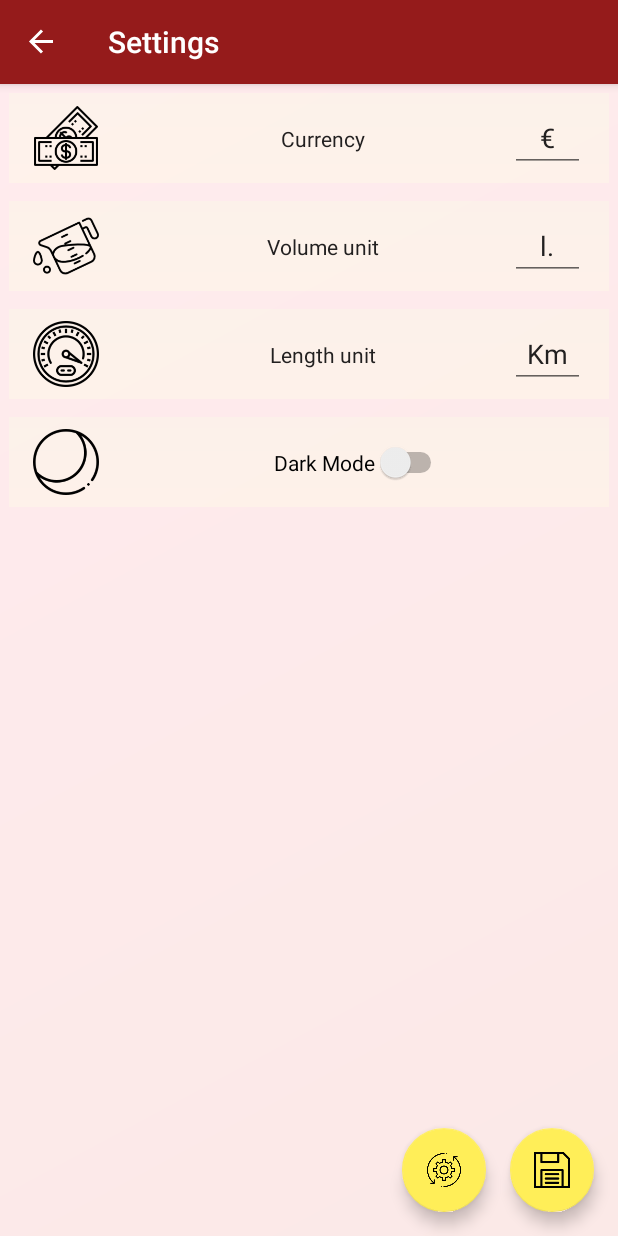
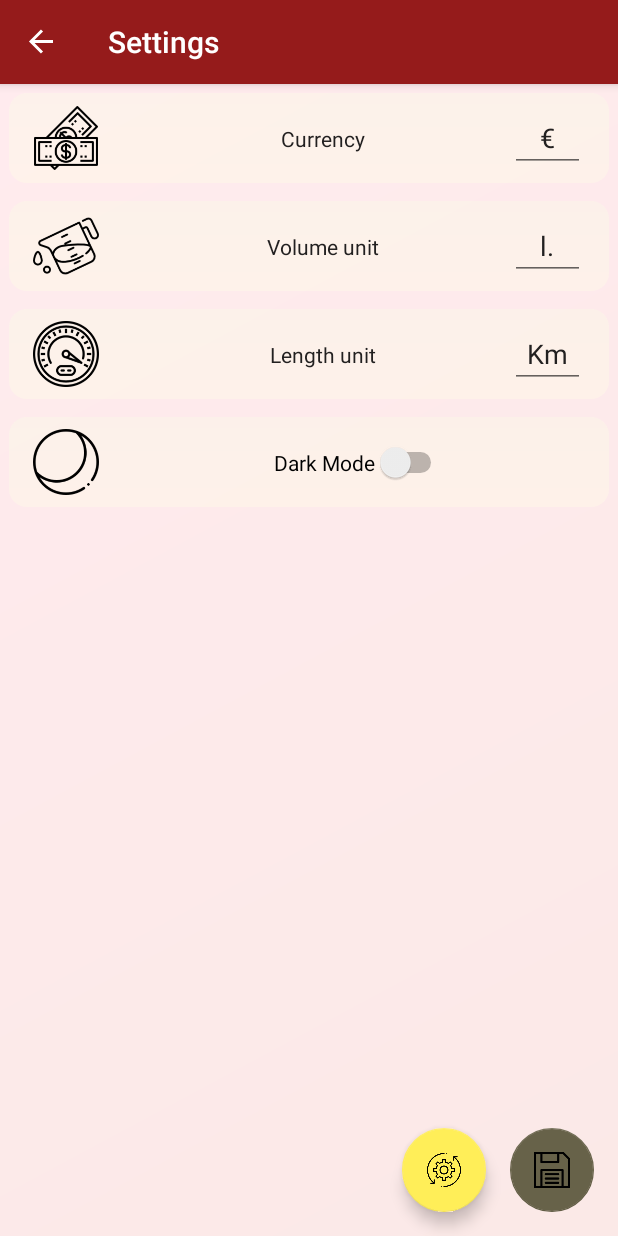
Before and after one commit to CzarqR/FuelManager, an Android app: the SettingsFragment screen opened through its navigation route, on a phone screen of 412 x 824 dp. Run offline under Robolectric (Android 15) with nearby library versions, the phone set to English and light mode, and no system bars; our stand-ins replace Room's generated code, data binding, navigation-ui; Roboto replaces fonts that are not available here.

Commit message:
Settings observing changes

```diff
--- a/app/src/main/java/com/myniprojects/fuelmanager/ui/main/MainActivityVM.kt
+++ b/app/src/main/java/com/myniprojects/fuelmanager/ui/main/MainActivityVM.kt
@@ -5,6 +5,7 @@ import androidx.lifecycle.AndroidViewModel
 import androidx.lifecycle.MutableLiveData
 import androidx.preference.PreferenceManager
 import com.myniprojects.fuelmanager.R
+import com.myniprojects.fuelmanager.ui.settings.Settings
 import com.myniprojects.fuelmanager.utils.Log
 import com.myniprojects.fuelmanager.utils.getString
 
@@ -86,5 +87,21 @@ class MainActivityVM(application: Application) : AndroidViewModel(application)
         )
     }
 
+    fun checkChanges(settings: Settings): Boolean
+    {
+        return getSettings() != settings
+    }
+
+    private fun getSettings(): Settings
+    {
+        return Settings(
+            currency.value!!,
+            volumeUnit.value!!,
+            lengthUnit.value!!,
+            darkTheme.value!!
+
+        )
+    }
+
 
 }
--- /dev/null
+++ b/app/src/main/java/com/myniprojects/fuelmanager/ui/settings/Settings.kt
@@ -0,0 +1,9 @@
+package com.myniprojects.fuelmanager.ui.settings
+
+
+data class Settings(
+    val currency: String,
+    val volume: String,
+    val length: String,
+    val darkMode: Boolean
+)
--- a/app/src/main/java/com/myniprojects/fuelmanager/ui/settings/SettingsFragment.kt
+++ b/app/src/main/java/com/myniprojects/fuelmanager/ui/settings/SettingsFragment.kt
@@ -5,6 +5,8 @@ import android.view.LayoutInflater
 import android.view.View
 import android.view.ViewGroup
 import androidx.appcompat.app.AlertDialog
+import androidx.core.content.ContextCompat
+import androidx.core.widget.addTextChangedListener
 import androidx.databinding.DataBindingUtil
 import androidx.fragment.app.Fragment
 import androidx.lifecycle.Observer
@@ -12,6 +14,8 @@ import androidx.lifecycle.ViewModelProvider
 import com.myniprojects.fuelmanager.R
 import com.myniprojects.fuelmanager.databinding.FragmentSettingsBinding
 import com.myniprojects.fuelmanager.ui.main.MainActivityVM
+import com.myniprojects.fuelmanager.utils.Log
+import com.myniprojects.fuelmanager.utils.input
 
 class SettingsFragment : Fragment()
 {
@@ -46,9 +50,72 @@ class SettingsFragment : Fragment()
             showConfirmation()
         }
 
+        setCheckingForChanges()
+
+
 
 
         return binding.root
+    }
+
+    private fun setCheckingForChanges()
+    {
+        binding.edTxtCurrency.addTextChangedListener {
+            checkChanges()
+        }
+
+        binding.edTxtLength.addTextChangedListener {
+            checkChanges()
+        }
+
+        binding.edTxtVolume.addTextChangedListener {
+            checkChanges()
+        }
+
+        binding.switchDarkMode.setOnCheckedChangeListener { _, _ -> checkChanges() }
+    }
+
+    private fun checkChanges()
+    {
+        changeButtonState(viewModel.checkChanges(getSettings()))
+    }
+
+    private fun getSettings(): Settings
+    {
+        with(binding)
+        {
+            return Settings(
+                edTxtCurrency.input,
+                edTxtVolume.input,
+                edTxtLength.input,
+                switchDarkMode.isChecked
+            )
+        }
+    }
+
+    private fun changeButtonState(state: Boolean)
+    {
+        if (state) //clickable button
+        {
+            Log.d("Clickable")
+            with(binding.butSave)
+            {
+                backgroundTintList =
+                    ContextCompat.getColorStateList(requireActivity(), R.color.save_enable)
+                isEnabled = true
+            }
+
+        }
+        else
+        {
+            Log.d("Cannot save")
+            with(binding.butSave)
+            {
+                backgroundTintList =
+                    ContextCompat.getColorStateList(requireActivity(), R.color.save_disable)
+                isEnabled = false
+            }
+        }
     }
 
 
--- a/app/src/main/java/com/myniprojects/fuelmanager/utils/AcivityFragmentUtils.kt
+++ b/app/src/main/java/com/myniprojects/fuelmanager/utils/AcivityFragmentUtils.kt
@@ -5,6 +5,7 @@ import android.app.Application
 import android.content.Context
 import android.view.View
 import android.view.inputmethod.InputMethodManager
+import android.widget.EditText
 import androidx.annotation.StringRes
 import androidx.fragment.app.Fragment
 import androidx.lifecycle.AndroidViewModel
@@ -38,3 +39,11 @@ fun AndroidViewModel.getString(@StringRes id: Int): String
 {
     return getApplication<Application>().getString(id)
 }
+
+//fun EditText.input(): String
+//{
+//    return text.toString()
+//}
+
+val EditText.input: String
+    get() = text.toString()
--- /dev/null
+++ b/app/src/main/res/drawable/settings_panel_shape.xml
@@ -0,0 +1,13 @@
+<?xml version="1.0" encoding="utf-8"?>
+<shape xmlns:android="http://schemas.android.com/apk/res/android"
+    android:shape="rectangle">
+
+    <gradient
+        android:angle="90"
+        android:endColor="@color/refueling_recycler_top"
+        android:startColor="@color/refueling_recycler_bottom"
+        android:type="linear" />
+
+    <corners android:radius="12dp" />
+
+</shape>
--- a/app/src/main/res/layout/fragment_settings.xml
+++ b/app/src/main/res/layout/fragment_settings.xml
@@ -32,7 +32,7 @@
                     android:layout_width="match_parent"
                     android:layout_height="@dimen/settings_height"
                     android:layout_margin="6dp"
-                    android:background="@drawable/gradient_refueling">
+                    android:background="@drawable/settings_panel_shape">
 
                     <ImageView
                         android:id="@+id/imgCurrency"
@@ -82,7 +82,7 @@
                     android:layout_width="match_parent"
                     android:layout_height="@dimen/settings_height"
                     android:layout_margin="6dp"
-                    android:background="@drawable/gradient_refueling">
+                    android:background="@drawable/settings_panel_shape">
 
                     <ImageView
                         android:id="@+id/imgVolume"
@@ -113,7 +113,6 @@
                         android:id="@+id/edTxtVolume"
                         android:layout_width="50dp"
                         android:layout_height="wrap_content"
-
                         android:layout_marginEnd="16dp"
                         android:autofillHints="@string/currency"
                         android:ems="10"
@@ -133,7 +132,7 @@
                     android:layout_width="match_parent"
                     android:layout_height="@dimen/settings_height"
                     android:layout_margin="6dp"
-                    android:background="@drawable/gradient_refueling">
+                    android:background="@drawable/settings_panel_shape">
 
                     <ImageView
                         android:id="@+id/imgLength"
@@ -183,7 +182,7 @@
                     android:layout_width="match_parent"
                     android:layout_height="@dimen/settings_height"
                     android:layout_margin="6dp"
-                    android:background="@drawable/gradient_refueling">
+                    android:background="@drawable/settings_panel_shape">
 
 
                     <ImageView
--- a/app/src/main/res/values-night/colors.xml
+++ b/app/src/main/res/values-night/colors.xml
@@ -58,4 +58,8 @@
     // statistic
     <color name="color_separator">@color/colorAccent</color>
 
+    //settings
+    <color name="save_enable">@color/colorAccent</color>
+    <color name="save_disable">#51433F</color>
+
 </resources>
--- a/app/src/main/res/values/colors.xml
+++ b/app/src/main/res/values/colors.xml
@@ -57,5 +57,9 @@
     // statistic
     <color name="color_separator">#413F3F</color>
 
+    //settings
+    <color name="save_enable">@color/colorAccent</color>
+    <color name="save_disable">#676249</color>
+
 
 </resources>
```
Also changed, not shown: app/src/main/res/values/strings.xml (+5 -5 lines).
